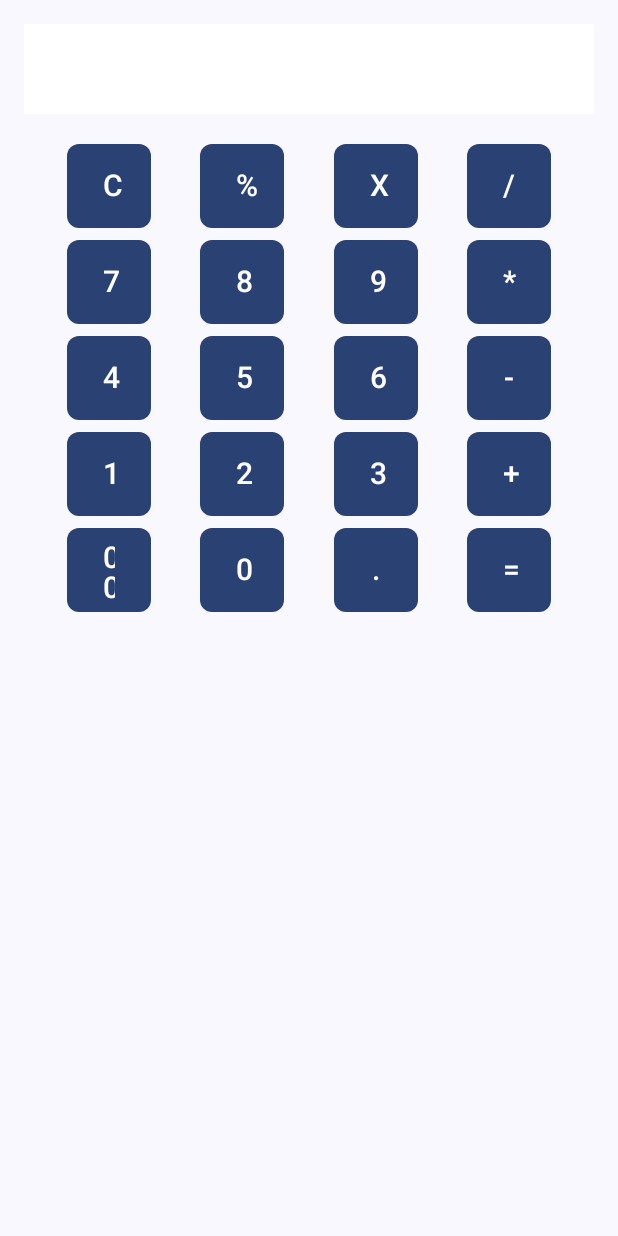
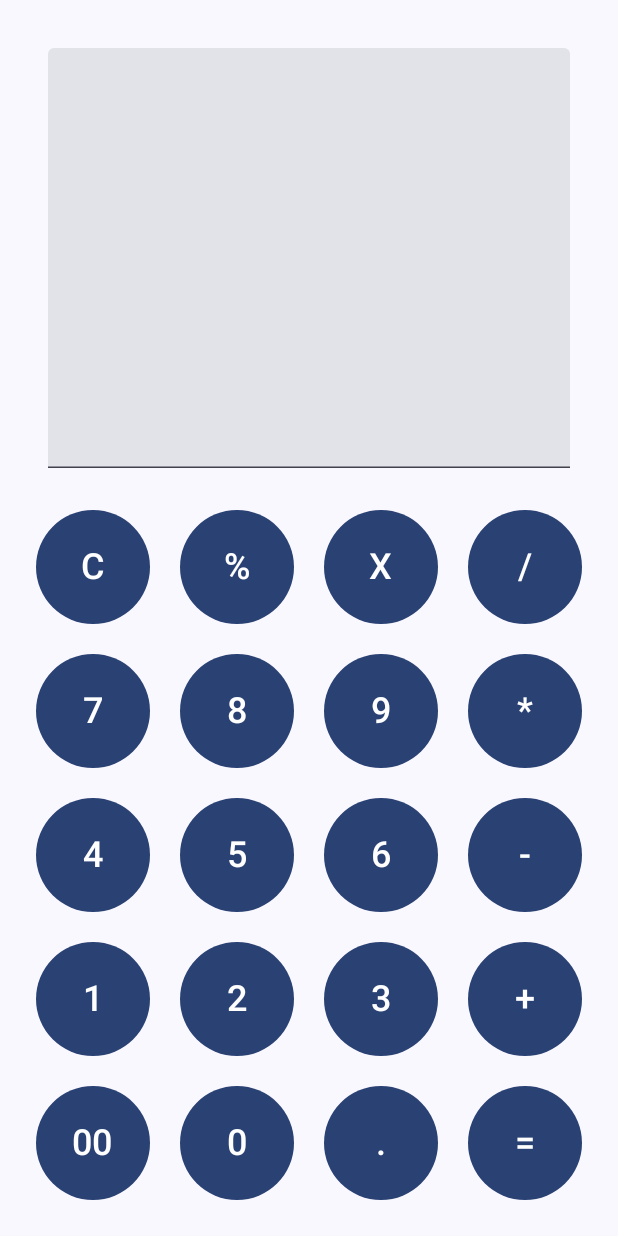
Before and after one commit to shivammishra6/calculator, an Android app built with Jetpack Compose: the screen it shows after launch (MainActivity), after a tap on an icon or button, on a phone screen of 412 x 824 dp. Run offline under Robolectric (Android 15) with nearby library versions, the phone set to English and light mode, and no system bars.

Commit message:
change ui a bit

```diff
--- a/app/src/main/AndroidManifest.xml
+++ b/app/src/main/AndroidManifest.xml
@@ -15,8 +15,9 @@
         <activity
             android:name=".MainActivity"
             android:exported="true"
-            android:label="@string/app_name"
-            android:theme="@style/Theme.Calculator">
+            android:screenOrientation="portrait"
+            android:theme="@style/Theme.Calculator"
+            tools:ignore="LockedOrientationActivity">
             <intent-filter>
                 <action android:name="android.intent.action.MAIN" />
 
--- a/app/src/main/java/com/example/calculator/MainActivity.kt
+++ b/app/src/main/java/com/example/calculator/MainActivity.kt
@@ -4,9 +4,7 @@ import android.os.Bundle
 import androidx.activity.ComponentActivity
 import androidx.activity.compose.setContent
 import androidx.activity.enableEdgeToEdge
-import androidx.compose.foundation.background
 import androidx.compose.foundation.layout.Arrangement
-import androidx.compose.foundation.layout.Box
 import androidx.compose.foundation.layout.Column
 import androidx.compose.foundation.layout.Row
 import androidx.compose.foundation.layout.Spacer
@@ -14,28 +12,25 @@ import androidx.compose.foundation.layout.fillMaxSize
 import androidx.compose.foundation.layout.fillMaxWidth
 import androidx.compose.foundation.layout.height
 import androidx.compose.foundation.layout.padding
-import androidx.compose.foundation.layout.size
-import androidx.compose.foundation.rememberScrollState
-import androidx.compose.foundation.shape.RoundedCornerShape
-import androidx.compose.foundation.text.BasicTextField
+import androidx.compose.foundation.layout.width
+import androidx.compose.foundation.shape.CircleShape
 import androidx.compose.material3.Button
 import androidx.compose.material3.Scaffold
 import androidx.compose.material3.Text
+import androidx.compose.material3.TextField
 import androidx.compose.runtime.Composable
 import androidx.compose.runtime.getValue
 import androidx.compose.runtime.mutableStateOf
 import androidx.compose.runtime.remember
-import androidx.compose.runtime.rememberCoroutineScope
 import androidx.compose.runtime.setValue
 import androidx.compose.ui.Modifier
-import androidx.compose.ui.graphics.Color
 import androidx.compose.ui.res.dimensionResource
 import androidx.compose.ui.text.TextStyle
+import androidx.compose.ui.text.font.FontWeight
 import androidx.compose.ui.tooling.preview.Preview
 import androidx.compose.ui.unit.dp
 import androidx.compose.ui.unit.sp
 import com.example.calculator.ui.theme.CalculatorTheme
-import kotlinx.coroutines.launch
 import net.objecthunter.exp4j.ExpressionBuilder
 
 
@@ -57,37 +52,26 @@ class MainActivity : ComponentActivity() {
 @Composable
 fun Calculator(modifier: Modifier = Modifier) {
     var displayText by remember { mutableStateOf("") }
-    val scrollState = rememberScrollState()
     val small = dimensionResource(id = R.dimen.small)
-    val coroutineScope = rememberCoroutineScope()
     Column(
         modifier = modifier
             .fillMaxSize()
-            .padding(small)
+            .padding(4.dp)
     ) {
-        BasicTextField(
+        TextField(
             value = displayText,
-            onValueChange = {
-                displayText = it
-                coroutineScope.launch {
-                    scrollState.scrollTo(scrollState.maxValue)
-                }
-            },
+            onValueChange = { displayText = it },
             readOnly = true,
-            singleLine = true,
-            textStyle = TextStyle(fontSize = 24.sp),
-            decorationBox = { innerTextField ->
-                Box(modifier = Modifier.background(Color.White)) {
-                    innerTextField()
-                }
-            },
+            singleLine = false,
+            textStyle = TextStyle(
+                fontSize = 28.sp,
+                fontWeight = FontWeight.Bold
+            ),
             modifier = Modifier
-                .fillMaxWidth()
-                .background(Color.White)
-                .padding(small)
+                .fillMaxSize()
+                .padding(28.dp)
+                .weight(1.4f)
         )
-
-        Spacer(modifier = Modifier.height(small))
 
         val buttons = listOf(
             listOf("C", "%", "X", "/"),
@@ -98,9 +82,12 @@ fun Calculator(modifier: Modifier = Modifier) {
         )
 
 
+        Column(Modifier.weight(2f)) {
             buttons.forEach { row ->
                 Row(
-                modifier = Modifier.fillMaxWidth(),
+                    modifier = Modifier
+                        .fillMaxWidth()
+                        .weight(1f),
                     horizontalArrangement = Arrangement.SpaceEvenly
                 ) {
                     row.forEach { buttonText ->
@@ -123,10 +110,11 @@ fun Calculator(modifier: Modifier = Modifier) {
             }
         }
     }
+}
 
 fun addCharacterToInput(currentInput: String, newChar: String): String {
-    val operators = setOf('+', '-', '*', '/', '%')
-    val sOperators = setOf("+", "-", "*", "/", "%")
+    val operators = setOf('.','+', '-', '*', '/', '%')
+    val sOperators = setOf(".","+", "-", "*", "/", "%")
     return if (currentInput.isNotEmpty() && currentInput.last() in operators && newChar in sOperators) {
         // Ignore the new operator
         currentInput
@@ -151,7 +139,7 @@ fun evaluate(displayText: String): String {
     val e = ExpressionBuilder(string).build()
     val result = e.evaluate()
     return if (result % 1 == 0.0) {
-        result.toInt().toString()
+        result.toLong().toString()
     } else {
         result.toString()
     }
@@ -162,11 +150,14 @@ fun CalculatorButton(text: String, onClick: () -> Unit) {
     Button(
         onClick = onClick,
         modifier = Modifier
-            .size(64.dp)
-            .padding(4.dp),
-        shape = RoundedCornerShape(8.dp)
+            .height(76.dp)
+            .width(76.dp),
+        shape = CircleShape
     ) {
-        Text(text = text, fontSize = 20.sp)
+        Text(
+            text = text,
+            fontSize = 24.sp
+        )
     }
 }
 
```
Lines whose indentation alone changed are shown as unchanged.
